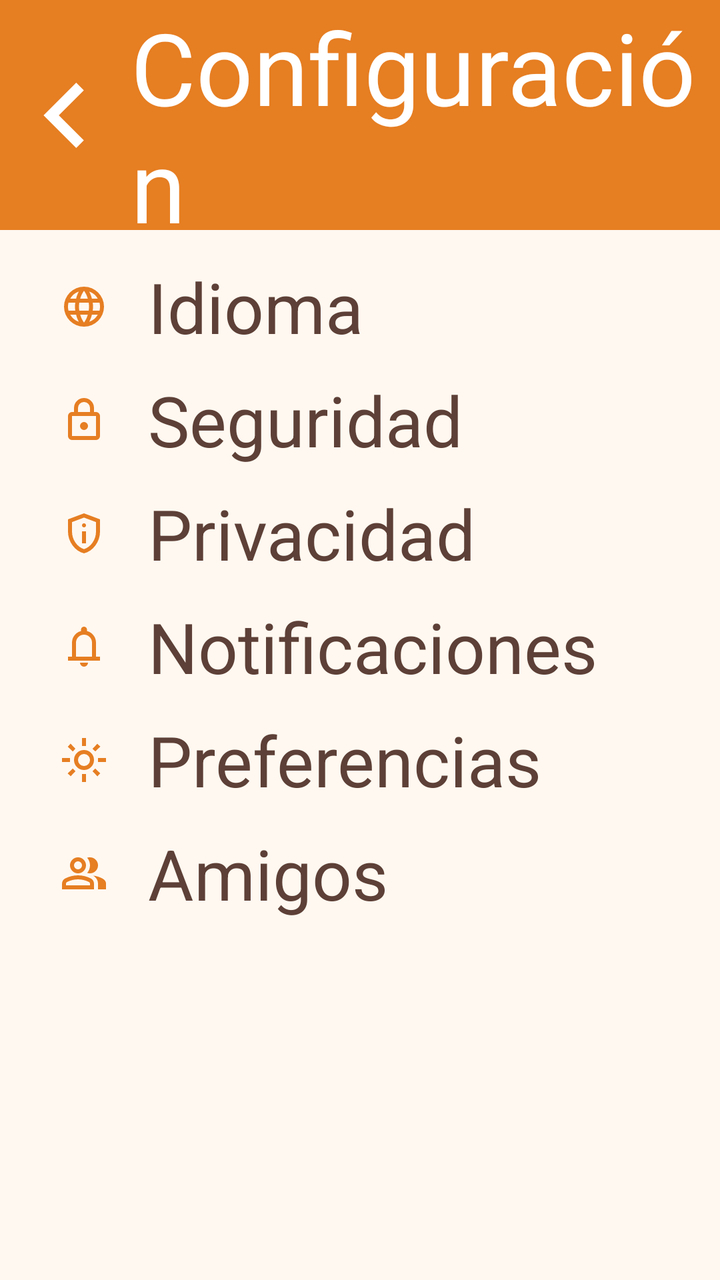
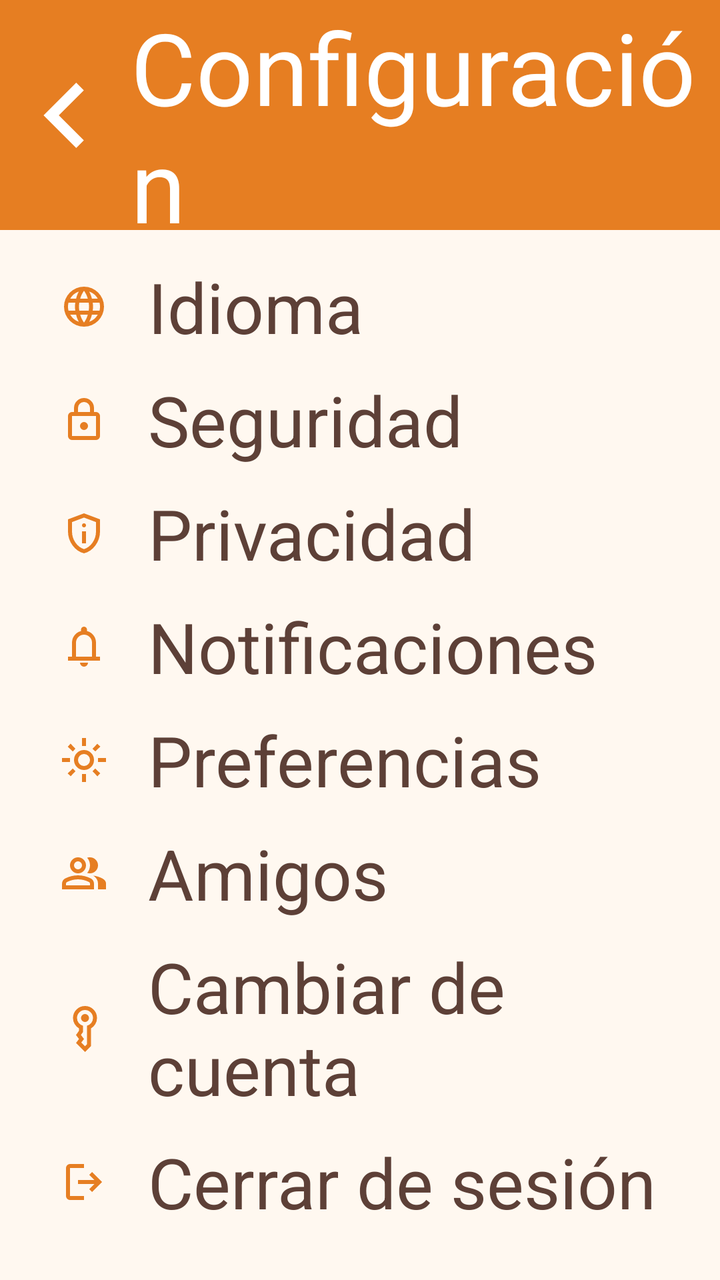

Compare the two renders of this Android layout. The source of the first and the diff that turns it into the second are given below.
<!-- AndroidManifest.xml: application theme Theme.Activitat_05 -->
<!-- res/layout/activity_setting.xml -->
<?xml version="1.0" encoding="utf-8"?>
<androidx.constraintlayout.widget.ConstraintLayout xmlns:android="http://schemas.android.com/apk/res/android"
    xmlns:app="http://schemas.android.com/apk/res-auto"
    xmlns:tools="http://schemas.android.com/tools"
    android:id="@+id/main"
    android:layout_width="match_parent"
    android:layout_height="match_parent"
    tools:context=".SettingActivity">

    <LinearLayout
        android:id="@+id/aSTitle"
        android:layout_width="match_parent"
        android:layout_height="115dp"
        app:layout_constraintTop_toTopOf="parent"
        app:layout_constraintBottom_toTopOf="@+id/body"
        android:gravity="center"
        android:background="?attr/headerLink">

        <ImageView
            android:id="@+id/aSBack"
            android:layout_width="0dp"
            android:layout_height="match_parent"
            android:src="@drawable/back_24dp"
            android:layout_weight="0.2"/>
        <TextView
            android:layout_width="0dp"
            android:layout_height="wrap_content"
            android:text="@string/configuracion"
            android:textSize="50sp"
            android:layout_weight="0.9"
            android:textColor="?attr/headerText"/>
    </LinearLayout>

    <LinearLayout
        android:id="@+id/body"
        android:layout_width="match_parent"
        android:layout_height="0dp"
        app:layout_constraintTop_toBottomOf="@+id/aSTitle"
        app:layout_constraintBottom_toBottomOf="parent"
        android:orientation="vertical"
        android:paddingTop="15dp"
        android:paddingStart="30dp"
        android:background="?attr/body">

        <LinearLayout
            android:id="@+id/aSOptionLanguages"
            android:layout_width="match_parent"
            android:layout_height="wrap_content"
            android:layout_marginBottom="10dp">

            <ImageView
                android:layout_width="wrap_content"
                android:layout_height="match_parent"
                android:src="@drawable/language_24dp"
                android:paddingEnd="20dp"/>
            <TextView
                android:id="@+id/aSOptionLanguagesText"
                android:layout_width="wrap_content"
                android:layout_height="match_parent"
                android:text="@string/opcionIdiomas"
                android:textSize="35sp"/>
        </LinearLayout>

        <LinearLayout
            android:id="@+id/aSOptionSecurity"
            android:layout_width="match_parent"
            android:layout_height="wrap_content"
            android:layout_marginBottom="10dp">

            <ImageView
                android:layout_width="wrap_content"
                android:layout_height="match_parent"
                android:src="@drawable/lock_24dp"
                android:paddingEnd="20dp"/>
            <TextView
                android:layout_width="wrap_content"
                android:layout_height="match_parent"
                android:text="@string/opcionSeguridad"
                android:textSize="35sp"/>
        </LinearLayout>

        <LinearLayout
            android:id="@+id/aSOptionPrivacy"
            android:layout_width="match_parent"
            android:layout_height="wrap_content"
            android:layout_marginBottom="10dp">

            <ImageView
                android:layout_width="wrap_content"
                android:layout_height="match_parent"
                android:src="@drawable/privacy_tip_24dp"
                android:paddingEnd="20dp"/>
            <TextView
                android:layout_width="wrap_content"
                android:layout_height="wrap_content"
                android:text="@string/opcionPrivacidad"
                android:textSize="35sp"/>
        </LinearLayout>

        <LinearLayout
            android:id="@+id/aSOptionNotification"
            android:layout_width="match_parent"
            android:layout_height="wrap_content"
            android:layout_marginBottom="10dp">

            <ImageView
                android:layout_width="wrap_content"
                android:layout_height="match_parent"
                android:src="@drawable/notifications_24dp"
                android:paddingEnd="20dp"/>
            <TextView
                android:layout_width="wrap_content"
                android:layout_height="wrap_content"
                android:text="@string/opcionNotificaciones"
                android:textSize="35sp"/>
        </LinearLayout>

        <LinearLayout
            android:id="@+id/aSOptionPreference"
            android:layout_width="match_parent"
            android:layout_height="wrap_content"
            android:layout_marginBottom="10dp">

            <ImageView
                android:layout_width="wrap_content"
                android:layout_height="match_parent"
                android:src="@drawable/preference_24dp"
                android:paddingEnd="20dp"/>
            <TextView
                android:layout_width="wrap_content"
                android:layout_height="wrap_content"
                android:text="@string/opcionPreferencias"
                android:textSize="35sp"/>
        </LinearLayout>

        <LinearLayout
            android:id="@+id/aSOptionFriend"
            android:layout_width="match_parent"
            android:layout_height="wrap_content"
            android:layout_marginBottom="10dp">

            <ImageView
                android:layout_width="wrap_content"
                android:layout_height="match_parent"
                android:src="@drawable/friend_24dp"
                android:paddingEnd="20dp"/>
            <TextView
                android:layout_width="wrap_content"
                android:layout_height="wrap_content"
                android:text="@string/opcionAmigos"
                android:textSize="35sp"/>
        </LinearLayout>
    </LinearLayout>

</androidx.constraintlayout.widget.ConstraintLayout>
<!-- resources referenced by this layout -->
<resources>
  <!-- drawable back_24dp (drawable) -->
  <vector xmlns:android="http://schemas.android.com/apk/res/android"
      android:width="24dp"
      android:height="24dp"
      android:viewportWidth="960"
      android:viewportHeight="960">
    <path
        android:pathData="M560,720 L320,480l240,-240 56,56 -184,184 184,184 -56,56Z"
        android:fillColor="#FFFFFF"/>
  </vector>
  <!-- drawable notifications_24dp (drawable) -->
  <vector xmlns:android="http://schemas.android.com/apk/res/android"
      android:width="24dp"
      android:height="24dp"
      android:viewportWidth="960"
      android:viewportHeight="960">
    <path
        android:pathData="M160,760v-80h80v-280q0,-83 50,-147.5T420,168v-28q0,-25 17.5,-42.5T480,80q25,0 42.5,17.5T540,140v28q80,20 130,84.5T720,400v280h80v80L160,760ZM480,460ZM480,880q-33,0 -56.5,-23.5T400,800h160q0,33 -23.5,56.5T480,880ZM320,680h320v-280q0,-66 -47,-113t-113,-47q-66,0 -113,47t-47,113v280Z"
        android:fillColor="#E67E22"/>
  </vector>
  <string name="configuracion">Configuración</string>
  <string name="opcionAmigos">Amigos</string>
  <string name="opcionIdiomas">Idioma</string>
  <string name="opcionNotificaciones">Notificaciones</string>
  <string name="opcionPreferencias">Preferencias</string>
  <string name="opcionPrivacidad">Privacidad</string>
  <string name="opcionSeguridad">Seguridad</string>
  <style name="Theme.Activitat_05" parent="Base.Theme.Activitat_05" />
  <style name="Base.Theme.Activitat_05" parent="Theme.Material3Expressive.DayNight.NoActionBar">
          
          <item name="headerLink">@color/headerLink</item>
          <item name="colorPrimary">@color/headerLink</item>
  
          <item name="body">@color/body</item>
  
          <item name="footer">@color/footer</item>
  
          <item name="android:textColor">@color/textGeneral</item>
  
          <item name="headerText">@color/headerText</item>
          <item name="colorOnPrimary">@color/headerText</item>
          <item name="black">@color/black</item>
      </style>
  <color name="headerLink">#E67E22</color>
  <color name="body">#FFF8F0</color>
  <color name="footer">#F8E4D9</color>
  <color name="textGeneral">#5D4037</color>
  <color name="headerText">#FFFFFF</color>
  <color name="black">#000000</color>
  <!-- unchanged entries left out for length: 5 -->
</resources>

<!-- the commit's change to res/layout/activity_setting.xml (unified diff, before → after) -->
@@ -150,6 +150,42 @@
                 android:text="@string/opcionAmigos"
                 android:textSize="35sp"/>
         </LinearLayout>
+
+        <LinearLayout
+            android:id="@+id/aSOChangeCount"
+            android:layout_width="match_parent"
+            android:layout_height="wrap_content"
+            android:layout_marginBottom="10dp">
+
+            <ImageView
+                android:layout_width="wrap_content"
+                android:layout_height="match_parent"
+                android:src="@drawable/change_count_24dp"
+                android:paddingEnd="20dp"/>
+            <TextView
+                android:layout_width="wrap_content"
+                android:layout_height="wrap_content"
+                android:text="Cambiar de cuenta"
+                android:textSize="35sp"/>
+        </LinearLayout>
+
+        <LinearLayout
+            android:id="@+id/aSOLogOut"
+            android:layout_width="match_parent"
+            android:layout_height="wrap_content"
+            android:layout_marginBottom="10dp">
+
+            <ImageView
+                android:layout_width="wrap_content"
+                android:layout_height="match_parent"
+                android:src="@drawable/logout_24dp"
+                android:paddingEnd="20dp"/>
+            <TextView
+                android:layout_width="wrap_content"
+                android:layout_height="wrap_content"
+                android:text="Cerrar de sesión"
+                android:textSize="35sp"/>
+        </LinearLayout>
     </LinearLayout>
 
 </androidx.constraintlayout.widget.ConstraintLayout>
<!-- resource entries referenced after the edit -->
@@ -9,6 +9,26 @@
     <path
         android:pathData="M560,720 L320,480l240,-240 56,56 -184,184 184,184 -56,56Z"
         android:fillColor="#FFFFFF"/>
+  </vector>
+  <!-- drawable change_count_24dp (drawable) -->
+  <vector xmlns:android="http://schemas.android.com/apk/res/android"
+      android:width="24dp"
+      android:height="24dp"
+      android:viewportWidth="960"
+      android:viewportHeight="960">
+    <path
+        android:pathData="M443.5,223.5Q467,200 500,200t56.5,23.5Q580,247 580,280t-23.5,56.5Q533,360 500,360t-56.5,-23.5Q420,313 420,280t23.5,-56.5ZM500,960 L320,780l60,-80 -60,-80 60,-85v-47q-54,-32 -87,-86.5T260,280q0,-100 70,-170t170,-70q100,0 170,70t70,170q0,67 -33,121.5T620,488v352L500,960ZM340,280q0,56 34,98.5t86,56.5v125l-41,58 61,82 -55,71 75,75 40,-40v-371q52,-14 86,-56.5t34,-98.5q0,-66 -47,-113t-113,-47q-66,0 -113,47t-47,113Z"
+        android:fillColor="#E67E22"/>
+  </vector>
+  <!-- drawable logout_24dp (drawable) -->
+  <vector xmlns:android="http://schemas.android.com/apk/res/android"
+      android:width="24dp"
+      android:height="24dp"
+      android:viewportWidth="960"
+      android:viewportHeight="960">
+    <path
+        android:pathData="M200,840q-33,0 -56.5,-23.5T120,760v-560q0,-33 23.5,-56.5T200,120h280v80L200,200v560h280v80L200,840ZM640,680 L585,622 687,520L360,520v-80h327L585,338l55,-58 200,200 -200,200Z"
+        android:fillColor="#E67E22"/>
   </vector>
   <!-- drawable notifications_24dp (drawable) -->
   <vector xmlns:android="http://schemas.android.com/apk/res/android"
@@ -31,6 +51,7 @@
   <style name="Base.Theme.Activitat_05" parent="Theme.Material3Expressive.DayNight.NoActionBar">
           
           <item name="headerLink">@color/headerLink</item>
+          <item name="subHeader">@color/subtitle</item>
           <item name="colorPrimary">@color/headerLink</item>
   
           <item name="body">@color/body</item>
@@ -44,8 +65,9 @@
           <item name="black">@color/black</item>
       </style>
   <color name="headerLink">#E67E22</color>
+  <color name="subtitle">#F9EBDC</color>
   <color name="body">#FFF8F0</color>
-  <color name="footer">#F8E4D9</color>
+  <color name="footer">#F5D9C4</color>
   <color name="textGeneral">#5D4037</color>
   <color name="headerText">#FFFFFF</color>
   <color name="black">#000000</color>
